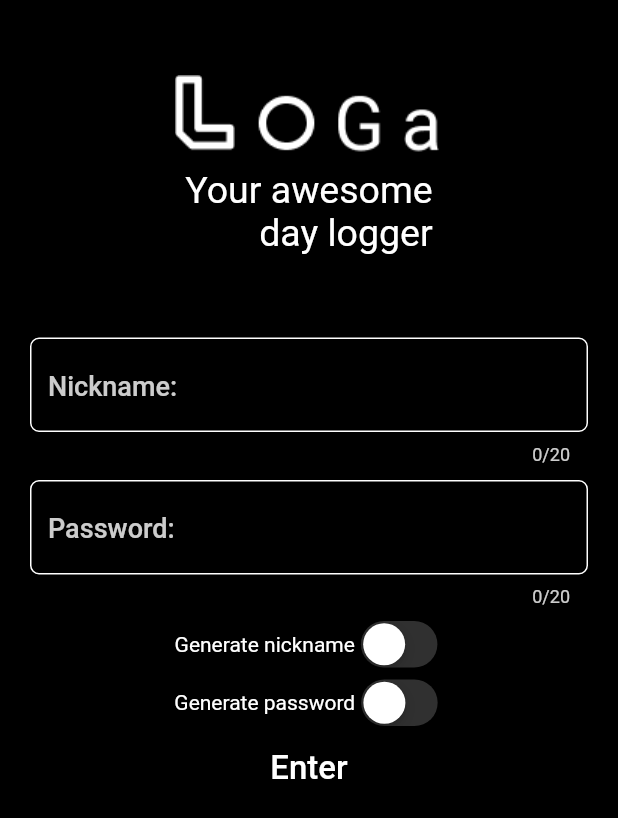
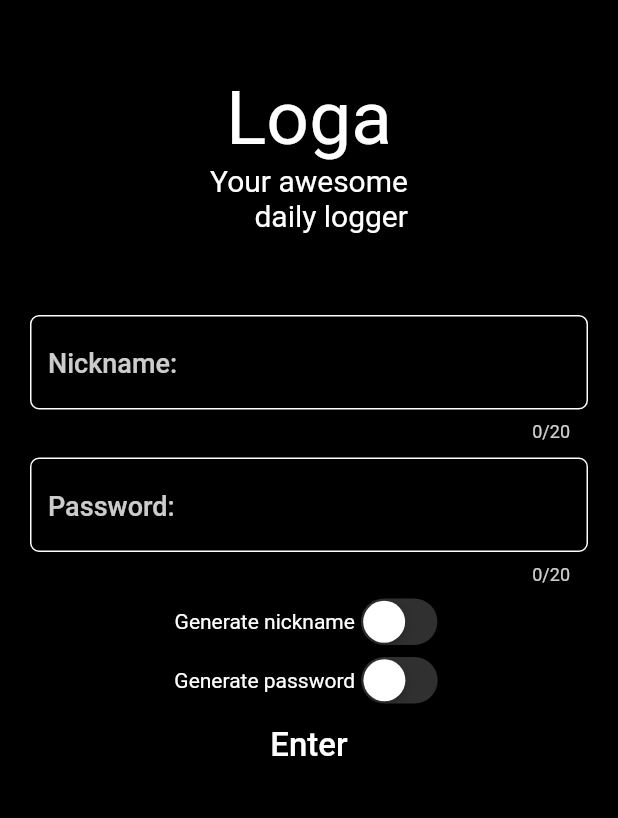
Before and after one commit to peter3374/Loga, a Flutter app: the screen it shows after launch, on a phone screen of 412 x 824 dp. Shown: the top 818 px of the screen. Run offline on Flutter 3.47's test engine with Material 2 defaults, Android fonts, the phone set to English and light mode, and no system bars; our stand-ins replace hive, hive_flutter, localize_and_translate, random_string, shimmer, speech_to_text; missing offline and left inert: parallax_rain; accounts and stored records are empty; statements that could not run were skipped.

Commit message:
fixed snack bar + fixed themes

```diff
--- a/lib/screens/pick_theme_screen/widgets/theme_card_widget.dart
+++ b/lib/screens/pick_theme_screen/widgets/theme_card_widget.dart
@@ -73,9 +73,6 @@ class ThemeCardWdiget extends StatelessWidget {
                     child: ElevatedButton(
                       onPressed: method,
                       child: Text(buttonTitle),
-                      style: ElevatedButton.styleFrom(
-                        backgroundColor: Theme.of(context).primaryColor,
-                      ),
                     ),
                   ),
                 ],
--- a/lib/screens/register_screen/register_screen.dart
+++ b/lib/screens/register_screen/register_screen.dart
@@ -28,10 +28,11 @@ class _RegisterScreenState extends State<RegisterScreen> {
   @override
   Widget build(BuildContext context) {
     final registerController = Provider.of<RegisterScreenController>(context);
+    final primaryColor = Theme.of(context).primaryColor;
     return Scaffold(
       body: SizedBox(
+        width: double.infinity,
         height: double.infinity,
-        width: double.infinity,
         child: ParallaxRain(
           dropFallSpeed: 1.60,
           dropHeight: 10,
@@ -50,13 +51,19 @@ class _RegisterScreenState extends State<RegisterScreen> {
                     padding: const EdgeInsets.symmetric(vertical: 50),
                     child: Column(
                       children: [
-                        Image.asset('assets/logo.png'),
-                        const Text(
-                          'Your awesome\nday logger',
+                        Text(
+                          'Loga',
+                          style: TextStyle(
+                            color: primaryColor,
+                            fontSize: 50,
+                          ),
+                        ),
+                        Text(
+                          'Your awesome\ndaily logger',
                           textAlign: TextAlign.right,
                           style: TextStyle(
-                            color: Colors.white,
-                            fontSize: 25,
+                            color: primaryColor,
+                            fontSize: 20,
                           ),
                         ),
                       ],
@@ -84,7 +91,7 @@ class _RegisterScreenState extends State<RegisterScreen> {
                       Text(
                         'GenerateNickname'.tr(),
                         style: TextStyle(
-                          color: Theme.of(context).primaryColor,
+                          color: primaryColor,
                         ),
                       ),
                       CupertinoSwitch(
@@ -94,7 +101,7 @@ class _RegisterScreenState extends State<RegisterScreen> {
                           _nicknameController.text =
                               registerController.generateNickname();
                         },
-                        thumbColor: Theme.of(context).primaryColor,
+                        thumbColor: primaryColor,
                         trackColor: Colors.grey.withOpacity(0.3),
                       ),
                     ],
@@ -105,7 +112,7 @@ class _RegisterScreenState extends State<RegisterScreen> {
                       Text(
                         'GeneratePassword'.tr(),
                         style: TextStyle(
-                          color: Theme.of(context).primaryColor,
+                          color: primaryColor,
                         ),
                       ),
                       CupertinoSwitch(
@@ -115,7 +122,7 @@ class _RegisterScreenState extends State<RegisterScreen> {
                           _passwordController.text =
                               registerController.generatePassword();
                         },
-                        thumbColor: Theme.of(context).primaryColor,
+                        thumbColor: primaryColor,
                         trackColor: Colors.grey.withOpacity(0.3),
                       ),
                     ],
@@ -129,7 +136,10 @@ class _RegisterScreenState extends State<RegisterScreen> {
                     ),
                     child: Text(
                       'Enter'.tr(),
-                      style: TextStyle(fontSize: 22),
+                      style: TextStyle(
+                        fontSize: 22,
+                        color: primaryColor,
+                      ),
                     ),
                   ),
                 ],
--- a/lib/themes_manager/theme_constants.dart
+++ b/lib/themes_manager/theme_constants.dart
@@ -2,7 +2,7 @@ import 'package:flutter/material.dart';
 
 // pay
 ThemeData darkGreenMode = ThemeData(
-  appBarTheme: const AppBarTheme(color: Colors.green),
+  appBarTheme: const AppBarTheme(backgroundColor: Colors.green),
   scaffoldBackgroundColor: Colors.black,
   hintColor: Colors.green,
   textTheme: const TextTheme(
@@ -17,11 +17,16 @@ ThemeData darkGreenMode = ThemeData(
     buttonColor: Colors.green,
   ),
   dialogBackgroundColor: Colors.green,
+  elevatedButtonTheme: ElevatedButtonThemeData(
+    style: ElevatedButton.styleFrom(
+      backgroundColor: Colors.green,
+    ),
+  ),
   colorScheme: ColorScheme.fromSwatch().copyWith(secondary: Colors.green),
 );
 // pay
 ThemeData darkRedMode = ThemeData(
-  appBarTheme: const AppBarTheme(color: Colors.red),
+  appBarTheme: const AppBarTheme(backgroundColor: Colors.red),
   scaffoldBackgroundColor: Colors.black,
   hintColor: Colors.red,
   textTheme: const TextTheme(
@@ -36,13 +41,18 @@ ThemeData darkRedMode = ThemeData(
   buttonTheme: ButtonThemeData(
     buttonColor: Colors.red,
   ),
+  elevatedButtonTheme: ElevatedButtonThemeData(
+    style: ElevatedButton.styleFrom(
+      backgroundColor: Colors.red,
+    ),
+  ),
   dialogBackgroundColor: Colors.red,
   colorScheme: ColorScheme.fromSwatch().copyWith(secondary: Colors.red),
 );
 
 // pay
 ThemeData darkPinkMode = ThemeData(
-  appBarTheme: const AppBarTheme(color: Colors.pink),
+  appBarTheme: const AppBarTheme(backgroundColor: Colors.pink),
   scaffoldBackgroundColor: Colors.black,
   hintColor: Colors.pink,
   textTheme: const TextTheme(
@@ -57,12 +67,17 @@ ThemeData darkPinkMode = ThemeData(
   buttonTheme: ButtonThemeData(
     buttonColor: Colors.pink,
   ),
+  elevatedButtonTheme: ElevatedButtonThemeData(
+    style: ElevatedButton.styleFrom(
+      backgroundColor: Colors.pink,
+    ),
+  ),
   dialogBackgroundColor: Colors.pink,
   colorScheme: ColorScheme.fromSwatch().copyWith(secondary: Colors.pink),
 );
 
 ThemeData darkOrangeMode = ThemeData(
-  appBarTheme: const AppBarTheme(color: Colors.deepOrangeAccent),
+  appBarTheme: const AppBarTheme(backgroundColor: Colors.deepOrangeAccent),
   scaffoldBackgroundColor: Colors.black,
   hintColor: Colors.deepOrangeAccent,
   textTheme: const TextTheme(
@@ -76,6 +91,12 @@ ThemeData darkOrangeMode = ThemeData(
   buttonTheme: ButtonThemeData(
     buttonColor: Colors.deepOrangeAccent,
   ),
+  elevatedButtonTheme: ElevatedButtonThemeData(
+    style: ElevatedButton.styleFrom(
+      backgroundColor: Colors.deepOrangeAccent,
+    ),
+  ),
+
   dialogBackgroundColor: Colors.deepOrangeAccent,
   colorScheme:
       ColorScheme.fromSwatch().copyWith(secondary: Colors.deepOrangeAccent),
@@ -83,7 +104,7 @@ ThemeData darkOrangeMode = ThemeData(
 
 // middle day default theme
 ThemeData darkMode = ThemeData(
-  appBarTheme: const AppBarTheme(color: Colors.black),
+  appBarTheme: const AppBarTheme(backgroundColor: Colors.black),
   scaffoldBackgroundColor: Colors.black,
   hintColor: Colors.white,
   textTheme: TextTheme(
@@ -91,14 +112,16 @@ ThemeData darkMode = ThemeData(
     headline6: TextStyle(color: Colors.white),
   ),
 
-  textButtonTheme: TextButtonThemeData(
-    style: TextButton.styleFrom(foregroundColor: Colors.white),
+  elevatedButtonTheme: ElevatedButtonThemeData(
+    style: ElevatedButton.styleFrom(
+      backgroundColor: Colors.black,
+    ),
   ),
 
   primaryColor: Colors.white, // appbar + textfield length
 
   buttonTheme: ButtonThemeData(
-    buttonColor: Colors.white,
+    buttonColor: Colors.black,
   ),
   dialogBackgroundColor: Colors.white,
   colorScheme: ColorScheme.fromSwatch().copyWith(secondary: Colors.black),
@@ -120,8 +143,14 @@ ThemeData lightMode = ThemeData(
   ),
   primaryColor: Colors.black, // appbar + textfield length
 
+  elevatedButtonTheme: ElevatedButtonThemeData(
+    style: ElevatedButton.styleFrom(
+      backgroundColor: Colors.white,
+    ),
+  ),
+
   buttonTheme: ButtonThemeData(
-    buttonColor: Colors.black,
+    buttonColor: Colors.white,
   ),
   dialogBackgroundColor: Colors.black,
   colorScheme: ColorScheme.fromSwatch().copyWith(secondary: Colors.black),
--- a/pubspec.yaml
+++ b/pubspec.yaml
@@ -49,7 +49,6 @@ flutter:
 
   # To add assets to your application, add an assets section, like this:
   assets:
-    - assets/logo.png
     - assets/themes_example/
     - assets/flags/
     - assets/locales/
```
Also changed, not shown: lib/common_widgets/dialogs.dart (+33 -21 lines), lib/common_widgets/unfocus_widget.dart (added, +18 -0 lines), lib/screens/pick_theme_screen/pick_theme_screen.dart (+10 -11 lines), assets/logo.png (deleted).
